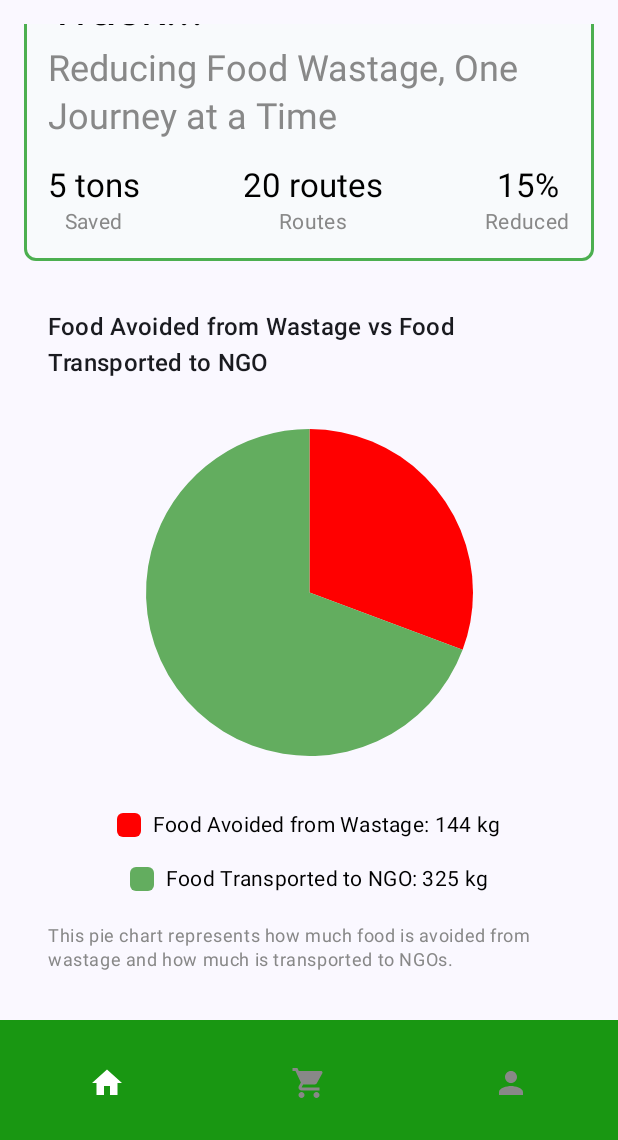
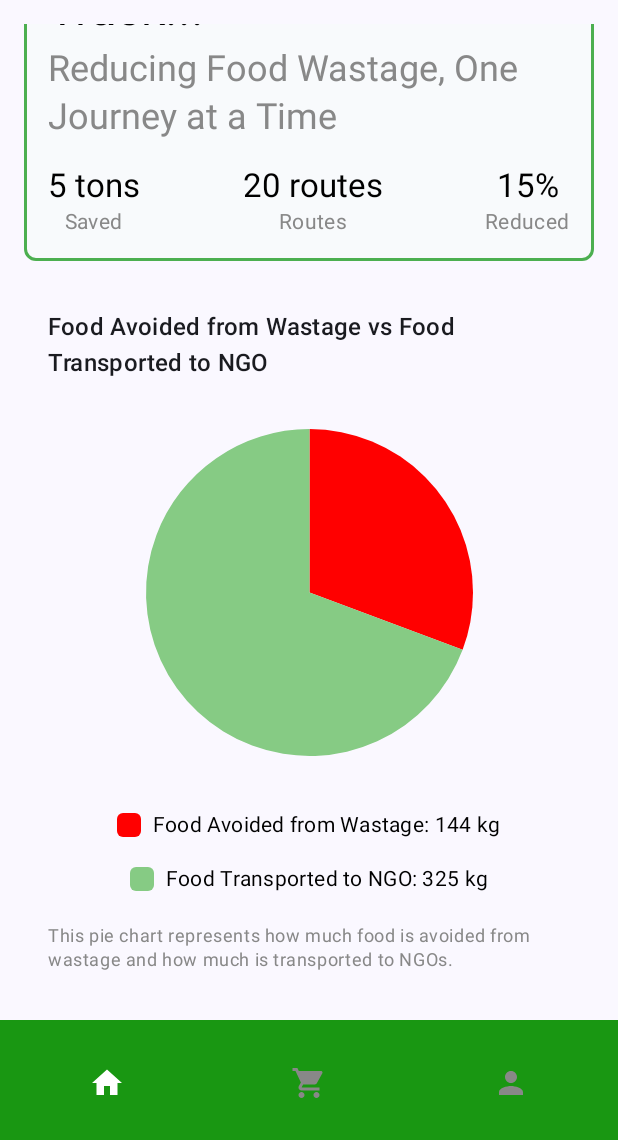
Before and after one commit to curiousfalak/Innotech_Wastenot, an Android app built with Jetpack Compose: the home screen opened through its navigation route, scrolled down 262 dp, on a phone screen of 412 x 824 dp, the part 96-1236 px from its top. Run offline under Robolectric (Android 15) with nearby library versions, the light colour scheme and no system bars.

Commit message:
i made changes to color of pie chart

```diff
--- a/app/src/main/java/com/example/wastenot/Screens/Home.kt
+++ b/app/src/main/java/com/example/wastenot/Screens/Home.kt
@@ -218,7 +218,7 @@ fun FoodGraph() {
             )
             // Draw the "Food Transported to NGO" segment (Green color)
             drawArc(
-                color = Color(0xFF63AD5F),
+                color = Color(0xFF86CB84),
                 startAngle = -90f + avoidedPercentage,
                 sweepAngle = transportedPercentage,
                 useCenter = true
@@ -234,7 +234,7 @@ fun FoodGraph() {
         ) {
             LegendItem(color = Color.Red, label = "Food Avoided from Wastage: ${avoided} kg")
             Spacer(modifier = Modifier.height(8.dp))
-            LegendItem(color = Color(0xFF63AD5F), label = "Food Transported to NGO: ${transported} kg")
+            LegendItem(color = Color(0xFF86CB84), label = "Food Transported to NGO: ${transported} kg")
         }
 
         Text(
```
